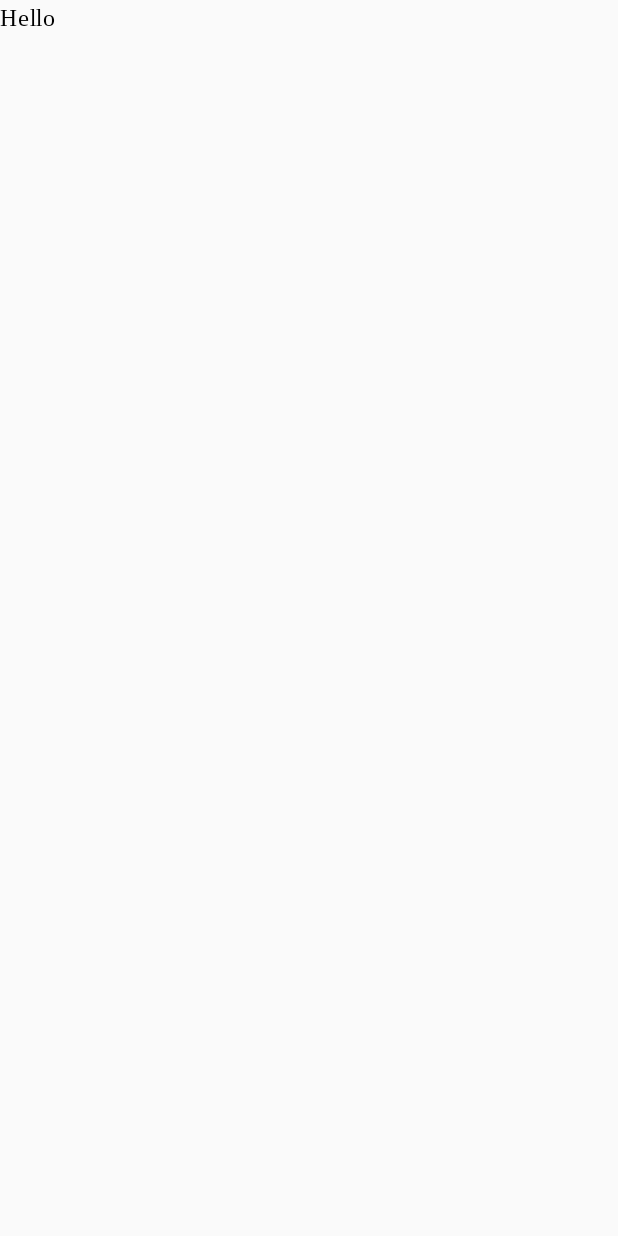
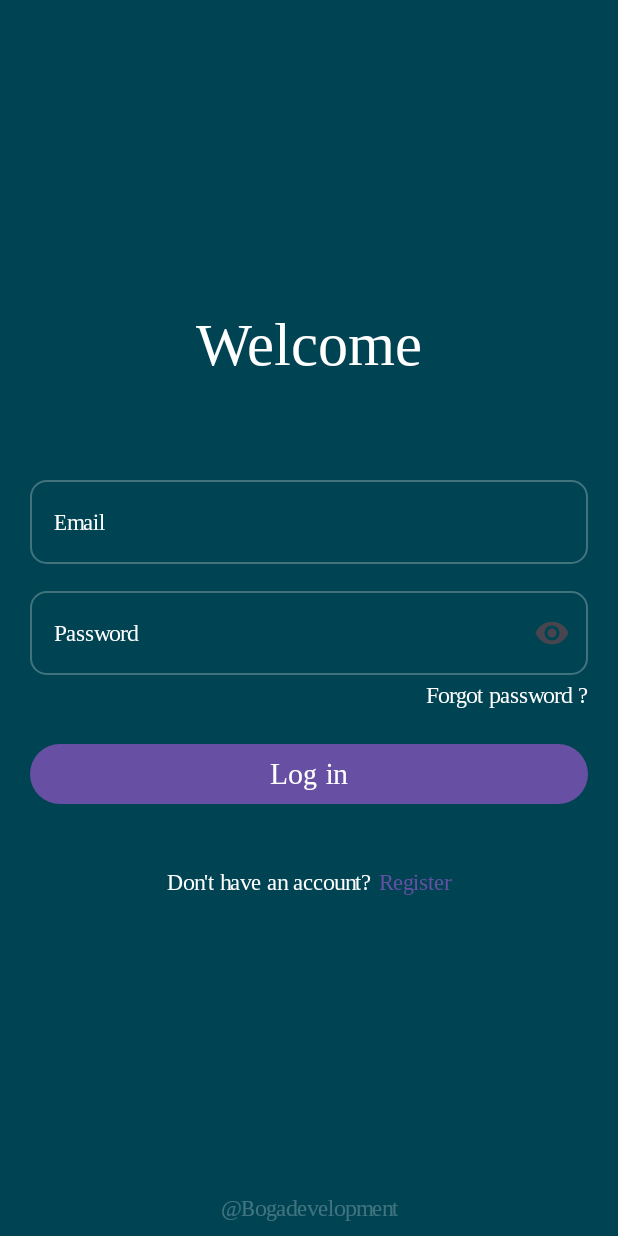
Before and after one commit to BogaDevelopment/HeirloomRecipes, an Android app built with Jetpack Compose: the screen it shows after launch (MainActivity), on a phone screen of 412 x 824 dp. Before the commit the screen is almost empty. Run offline under Robolectric (Android 15) with nearby library versions, the light colour scheme and no system bars.

Commit message:
3 - Create the main navigation

```diff
--- a/app/build.gradle.kts
+++ b/app/build.gradle.kts
@@ -2,6 +2,7 @@ plugins {
     alias(libs.plugins.android.application)
     alias(libs.plugins.kotlin.android)
     alias(libs.plugins.kotlin.compose)
+    alias(libs.plugins.jetbrainsKotlinSerialization)
 }
 
 android {
@@ -57,4 +58,7 @@ dependencies {
     debugImplementation(libs.androidx.ui.tooling)
     debugImplementation(libs.androidx.ui.test.manifest)
     implementation(libs.androidx.material.icons.extended)
+
+    implementation(libs.androidx.navigation.compose)
+    implementation(libs.kotlinx.serialization.json)
 }
--- a/app/src/main/java/com/bogadevelopment/heirloomrecipes/MainActivity.kt
+++ b/app/src/main/java/com/bogadevelopment/heirloomrecipes/MainActivity.kt
@@ -4,9 +4,12 @@ import android.os.Bundle
 import androidx.activity.ComponentActivity
 import androidx.activity.compose.setContent
 import androidx.activity.enableEdgeToEdge
-import androidx.compose.material3.Text
 import androidx.compose.runtime.Composable
+import androidx.navigation.compose.NavHost
+import androidx.navigation.compose.composable
+import androidx.navigation.compose.rememberNavController
 import com.bogadevelopment.heirloomrecipes.core.ui.CustomTheme
+import com.bogadevelopment.heirloomrecipes.features.login.ui.LoginScreen
 
 class MainActivity : ComponentActivity() {
     override fun onCreate(savedInstanceState: Bundle?) {
@@ -14,15 +17,18 @@ class MainActivity : ComponentActivity() {
         enableEdgeToEdge()
         setContent {
             CustomTheme {
-             App()
+                NavigationWrapper()
             }
         }
     }
 }
 
 @Composable
-fun App() {
-    Text(
-        text = "Hello"
-    )
+fun NavigationWrapper() {
+    val navController = rememberNavController()
+    NavHost(navController = navController, startDestination = LoginScreen){
+        composable<LoginScreen>{
+            LoginScreen(onLoggedIn = {}, toRegisterView = {})
+        }
+    }
 }
--- a/app/src/main/java/com/bogadevelopment/heirloomrecipes/core/ui/components/components.kt
+++ b/app/src/main/java/com/bogadevelopment/heirloomrecipes/core/ui/components/components.kt
@@ -87,6 +87,7 @@ fun Field(text: String, onTextChanged: (String) -> Unit, ph: String, isError: Bo
                         imageVector = if(isPassVisible) Icons.Default.VisibilityOff else Icons.Default.Visibility,
                         contentDescription = if (isPassVisible) "Hide pass" else "Show pass"
                     )
+
                 }
             }
         },
--- a/app/src/main/java/com/bogadevelopment/heirloomrecipes/features/login/ui/LoginScreen.kt
+++ b/app/src/main/java/com/bogadevelopment/heirloomrecipes/features/login/ui/LoginScreen.kt
@@ -16,6 +16,7 @@ import androidx.compose.runtime.Composable
 import androidx.compose.ui.Alignment
 import androidx.compose.ui.Modifier
 import androidx.compose.ui.unit.dp
+import androidx.lifecycle.viewmodel.compose.viewModel
 import com.bogadevelopment.heirloomrecipes.core.ui.components.CustomText
 import com.bogadevelopment.heirloomrecipes.core.ui.components.CustomTittle
 import com.bogadevelopment.heirloomrecipes.core.ui.components.Field
@@ -30,7 +31,8 @@ object LoginScreen
 fun LoginScreen(
     onLoggedIn : () -> Unit,
     toRegisterView : () -> Unit,
-    viewModel: LoginViewModel ) {
+    viewModel: LoginViewModel = viewModel()
+) {
 
 
     Box(
```
Also changed, not shown: gradle/libs.versions.toml (+9 -1 lines).
